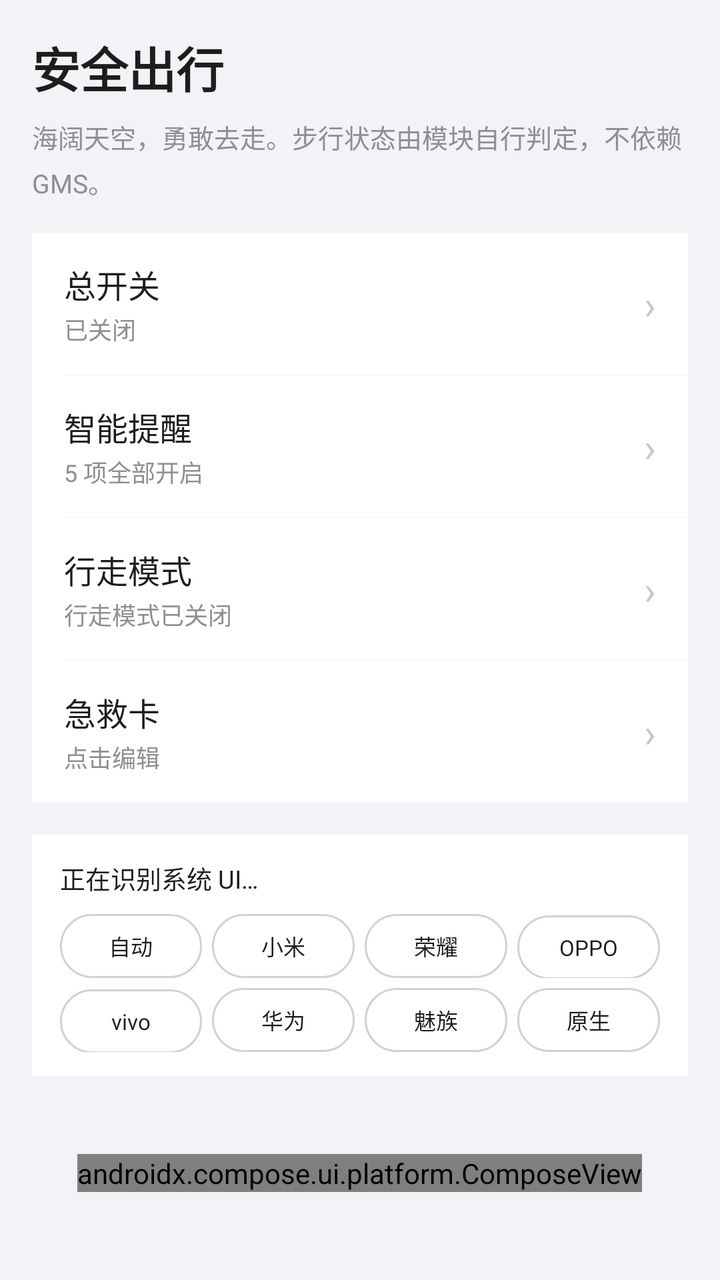
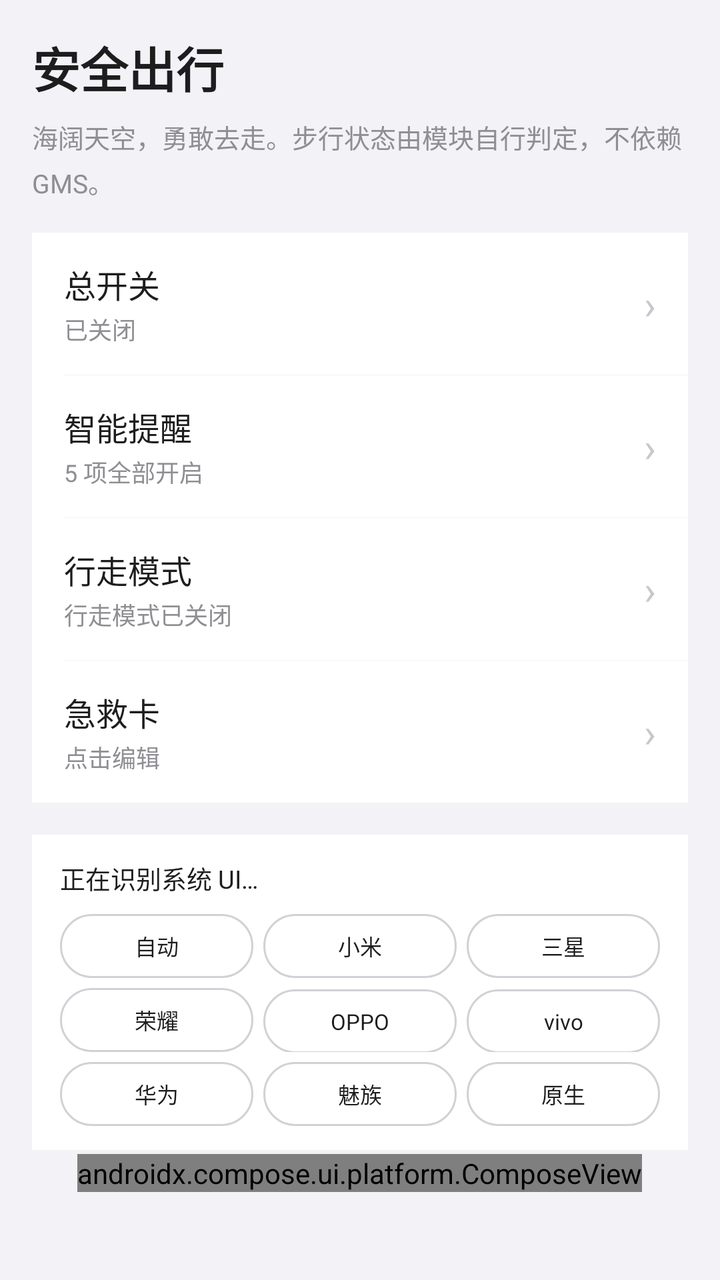

Two renders of the same Android screen: before a commit and after it. Below are the layout's source before the change and the commit's diff.
<!-- AndroidManifest.xml: activity theme Theme.Safewalk -->
<!-- res/layout/activity_main.xml -->
<?xml version="1.0" encoding="utf-8"?>
<FrameLayout xmlns:android="http://schemas.android.com/apk/res/android"
    xmlns:app="http://schemas.android.com/apk/res-auto"
    android:layout_width="match_parent"
    android:layout_height="match_parent"
    android:background="@color/bg"
    android:fitsSystemWindows="true">

    <FrameLayout
        android:id="@+id/content_frame"
        android:layout_width="match_parent"
        android:layout_height="match_parent">

        
        <ScrollView
            android:id="@+id/page_settings"
            android:layout_width="match_parent"
            android:layout_height="match_parent"
            android:fillViewport="true"
            android:padding="16dp"
            android:paddingTop="40dp"
            android:paddingBottom="110dp">

            <LinearLayout
                android:layout_width="match_parent"
                android:layout_height="wrap_content"
                android:orientation="vertical">

                <TextView
                    android:layout_width="wrap_content"
                    android:layout_height="wrap_content"
                    android:text="安全出行"
                    android:textColor="@color/text_primary"
                    android:textSize="24sp"
                    android:textStyle="bold" />

                <TextView
                    android:layout_width="match_parent"
                    android:layout_height="wrap_content"
                    android:layout_marginTop="8dp"
                    android:text="海阔天空，勇敢去走。步行状态由模块自行判定，不依赖 GMS。"
                    android:lineSpacingExtra="4dp"
                    android:textColor="@color/text_hint"
                    android:textSize="13sp" />

                
                <LinearLayout
                    android:layout_width="match_parent"
                    android:layout_height="wrap_content"
                    android:layout_marginTop="16dp"
                    android:background="@color/card_bg"
                    android:orientation="vertical">

                    <LinearLayout
                        android:id="@+id/tile_enable"
                        android:layout_width="match_parent"
                        android:layout_height="wrap_content"
                        android:background="?android:attr/selectableItemBackground"
                        android:clickable="true"
                        android:focusable="true"
                        android:gravity="center_vertical"
                        android:orientation="horizontal"
                        android:paddingHorizontal="16dp"
                        android:paddingVertical="14dp">

                        <LinearLayout
                            android:layout_width="0dp"
                            android:layout_height="wrap_content"
                            android:layout_weight="1"
                            android:orientation="vertical">

                            <TextView
                                android:layout_width="wrap_content"
                                android:layout_height="wrap_content"
                                android:text="总开关"
                                android:textColor="@color/text_primary"
                                android:textSize="16sp" />

                            <TextView
                                android:id="@+id/tile_enable_status"
                                android:layout_width="match_parent"
                                android:layout_height="wrap_content"
                                android:layout_marginTop="2dp"
                                android:text="已关闭"
                                android:textColor="@color/text_hint"
                                android:textSize="12sp" />
                        </LinearLayout>

                        <TextView
                            android:layout_width="wrap_content"
                            android:layout_height="wrap_content"
                            android:text="›"
                            android:textColor="@color/chevron"
                            android:textSize="20sp" />
                    </LinearLayout>

                    <View
                        android:layout_width="match_parent"
                        android:layout_height="1px"
                        android:layout_marginLeft="16dp"
                        android:background="@color/bg" />

                    <LinearLayout
                        android:id="@+id/tile_smart"
                        android:layout_width="match_parent"
                        android:layout_height="wrap_content"
                        android:background="?android:attr/selectableItemBackground"
                        android:clickable="true"
                        android:focusable="true"
                        android:gravity="center_vertical"
                        android:orientation="horizontal"
                        android:paddingHorizontal="16dp"
                        android:paddingVertical="14dp">

                        <LinearLayout
                            android:layout_width="0dp"
                            android:layout_height="wrap_content"
                            android:layout_weight="1"
                            android:orientation="vertical">

                            <TextView
                                android:layout_width="wrap_content"
                                android:layout_height="wrap_content"
                                android:text="智能提醒"
                                android:textColor="@color/text_primary"
                                android:textSize="16sp" />

                            <TextView
                                android:id="@+id/tile_smart_status"
                                android:layout_width="match_parent"
                                android:layout_height="wrap_content"
                                android:layout_marginTop="2dp"
                                android:text="5 项全部开启"
                                android:textColor="@color/text_hint"
                                android:textSize="12sp" />
                        </LinearLayout>

                        <TextView
                            android:layout_width="wrap_content"
                            android:layout_height="wrap_content"
                            android:text="›"
                            android:textColor="@color/chevron"
                            android:textSize="20sp" />
                    </LinearLayout>

                    <View
                        android:layout_width="match_parent"
                        android:layout_height="1px"
                        android:layout_marginLeft="16dp"
                        android:background="@color/bg" />

                    <LinearLayout
                        android:id="@+id/tile_walk"
                        android:layout_width="match_parent"
                        android:layout_height="wrap_content"
                        android:background="?android:attr/selectableItemBackground"
                        android:clickable="true"
                        android:focusable="true"
                        android:gravity="center_vertical"
                        android:orientation="horizontal"
                        android:paddingHorizontal="16dp"
                        android:paddingVertical="14dp">

                        <LinearLayout
                            android:layout_width="0dp"
                            android:layout_height="wrap_content"
                            android:layout_weight="1"
                            android:orientation="vertical">

                            <TextView
                                android:layout_width="wrap_content"
                                android:layout_height="wrap_content"
                                android:text="行走模式"
                                android:textColor="@color/text_primary"
                                android:textSize="16sp" />

                            <TextView
                                android:id="@+id/tile_walk_status"
                                android:layout_width="match_parent"
                                android:layout_height="wrap_content"
                                android:layout_marginTop="2dp"
                                android:text="行走模式已关闭"
                                android:textColor="@color/text_hint"
                                android:textSize="12sp" />
                        </LinearLayout>

                        <TextView
                            android:layout_width="wrap_content"
                            android:layout_height="wrap_content"
                            android:text="›"
                            android:textColor="@color/chevron"
                            android:textSize="20sp" />
                    </LinearLayout>

                    <View
                        android:layout_width="match_parent"
                        android:layout_height="1px"
                        android:layout_marginLeft="16dp"
                        android:background="@color/bg" />

                    <LinearLayout
                        android:id="@+id/tile_emergency"
                        android:layout_width="match_parent"
                        android:layout_height="wrap_content"
                        android:background="?android:attr/selectableItemBackground"
                        android:clickable="true"
                        android:focusable="true"
                        android:gravity="center_vertical"
                        android:orientation="horizontal"
                        android:paddingHorizontal="16dp"
                        android:paddingVertical="14dp">

                        <LinearLayout
                            android:layout_width="0dp"
                            android:layout_height="wrap_content"
                            android:layout_weight="1"
                            android:orientation="vertical">

                            <TextView
                                android:layout_width="wrap_content"
                                android:layout_height="wrap_content"
                                android:text="急救卡"
                                android:textColor="@color/text_primary"
                                android:textSize="16sp" />

                            <TextView
                                android:id="@+id/tile_emergency_status"
                                android:layout_width="match_parent"
                                android:layout_height="wrap_content"
                                android:layout_marginTop="2dp"
                                android:text="点击编辑"
                                android:textColor="@color/text_hint"
                                android:textSize="12sp" />
                        </LinearLayout>

                        <TextView
                            android:layout_width="wrap_content"
                            android:layout_height="wrap_content"
                            android:text="›"
                            android:textColor="@color/chevron"
                            android:textSize="20sp" />
                    </LinearLayout>

                </LinearLayout>

                
                <LinearLayout
                    android:layout_width="match_parent"
                    android:layout_height="wrap_content"
                    android:layout_marginTop="16dp"
                    android:background="@color/card_bg"
                    android:orientation="vertical"
                    android:paddingLeft="14dp"
                    android:paddingRight="14dp"
                    android:paddingTop="12dp"
                    android:paddingBottom="12dp">

                    <TextView
                        android:id="@+id/tv_rom_caption"
                        android:layout_width="match_parent"
                        android:layout_height="wrap_content"
                        android:maxLines="1"
                        android:ellipsize="end"
                        android:text="正在识别系统 UI…"
                        android:textColor="@color/text_primary"
                        android:textSize="12.5sp" />

                    
                    <LinearLayout
                        android:layout_width="match_parent"
                        android:layout_height="wrap_content"
                        android:layout_marginTop="9dp"
                        android:orientation="horizontal">

                        <TextView
                            android:id="@+id/chip_rom_auto"
                            style="@style/RomChip"
                            android:text="自动" />

                        <TextView
                            android:id="@+id/chip_rom_hyperos"
                            style="@style/RomChip"
                            android:layout_marginStart="5dp"
                            android:text="小米" />

                        <TextView
                            android:id="@+id/chip_rom_magicos"
                            style="@style/RomChip"
                            android:layout_marginStart="5dp"
                            android:text="荣耀" />

                        <TextView
                            android:id="@+id/chip_rom_coloros"
                            style="@style/RomChip"
                            android:layout_marginStart="5dp"
                            android:text="OPPO" />
                    </LinearLayout>

                    <LinearLayout
                        android:layout_width="match_parent"
                        android:layout_height="wrap_content"
                        android:layout_marginTop="5dp"
                        android:orientation="horizontal">

                        <TextView
                            android:id="@+id/chip_rom_originos"
                            style="@style/RomChip"
                            android:text="vivo" />

                        <TextView
                            android:id="@+id/chip_rom_harmonyos"
                            style="@style/RomChip"
                            android:layout_marginStart="5dp"
                            android:text="华为" />

                        <TextView
                            android:id="@+id/chip_rom_flyme"
                            style="@style/RomChip"
                            android:layout_marginStart="5dp"
                            android:text="魅族" />

                        <TextView
                            android:id="@+id/chip_rom_aosp"
                            style="@style/RomChip"
                            android:layout_marginStart="5dp"
                            android:text="原生" />
                    </LinearLayout>
                </LinearLayout>

            </LinearLayout>
        </ScrollView>

        
        <ScrollView
            android:id="@+id/page_about"
            android:layout_width="match_parent"
            android:layout_height="match_parent"
            android:background="@color/bg"
            android:fillViewport="true"
            android:padding="16dp"
            android:paddingTop="40dp"
            android:paddingBottom="110dp"
            android:visibility="gone">

            <LinearLayout
                android:layout_width="match_parent"
                android:layout_height="wrap_content"
                android:orientation="vertical">

                <TextView
                    android:id="@+id/tv_about_title"
                    android:layout_width="wrap_content"
                    android:layout_height="wrap_content"
                    android:text="关于"
                    android:textColor="@color/text_primary"
                    android:textSize="24sp"
                    android:textStyle="bold" />

                <TextView
                    android:id="@+id/tv_about_subtitle"
                    android:layout_width="match_parent"
                    android:layout_height="wrap_content"
                    android:layout_marginTop="8dp"
                    android:text="安全出行 · LSPosed 模块"
                    android:textColor="@color/text_hint"
                    android:textSize="13sp" />

                <TextView
                    android:layout_width="match_parent"
                    android:layout_height="wrap_content"
                    android:layout_marginTop="4dp"
                    android:lineSpacingExtra="4dp"
                    android:text="多少次 迎着冷眼与嘲笑，从没有放弃过心中的理想"
                    android:textColor="@color/text_hint"
                    android:textSize="13sp"
                    android:textStyle="italic" />

                
                <LinearLayout
                    android:layout_width="match_parent"
                    android:layout_height="wrap_content"
                    android:layout_marginTop="16dp"
                    android:background="@color/card_bg"
                    android:orientation="vertical">

                    <LinearLayout
                        android:id="@+id/btn_permissions"
                        style="@style/RowStyle">

                        <TextView
                            style="@style/RowTitle"
                            android:layout_width="0dp"
                            android:layout_weight="1"
                            android:text="权限与无障碍" />

                        <TextView
                            style="@style/RowChevron" />
                    </LinearLayout>

                    <View style="@style/RowDivider" />

                    <LinearLayout
                        android:id="@+id/btn_github"
                        style="@style/RowStyle">

                        <TextView
                            style="@style/RowTitle"
                            android:layout_width="0dp"
                            android:layout_weight="1"
                            android:text="项目地址" />

                        <TextView
                            style="@style/RowChevron" />
                    </LinearLayout>

                    <View style="@style/RowDivider" />

                    <LinearLayout
                        android:id="@+id/btn_credits"
                        style="@style/RowStyle">

                        <TextView
                            style="@style/RowTitle"
                            android:layout_width="0dp"
                            android:layout_weight="1"
                            android:text="致敬名单" />

                        <TextView
                            style="@style/RowChevron" />
                    </LinearLayout>

                    <View style="@style/RowDivider" />

                    <LinearLayout
                        android:id="@+id/btn_thanks"
                        style="@style/RowStyle">

                        <TextView
                            style="@style/RowTitle"
                            android:layout_width="0dp"
                            android:layout_weight="1"
                            android:text="感谢名单" />

                        <TextView
                            style="@style/RowChevron" />
                    </LinearLayout>

                    <View style="@style/RowDivider" />

                    <LinearLayout
                        android:id="@+id/btn_donate"
                        style="@style/RowStyle">

                        <TextView
                            style="@style/RowTitle"
                            android:layout_width="0dp"
                            android:layout_weight="1"
                            android:text="支持捐赠" />

                        <TextView
                            style="@style/RowChevron" />
                    </LinearLayout>

                </LinearLayout>

                
                <LinearLayout
                    android:id="@+id/btn_toggle_log"
                    style="@style/RowStyle"
                    android:layout_marginTop="16dp"
                    android:background="@color/card_bg">

                    <TextView
                        android:id="@+id/tv_toggle_log"
                        style="@style/RowTitle"
                        android:layout_weight="1"
                        android:text="诊断日志：开" />

                    <TextView
                        style="@style/RowChevron" />
                </LinearLayout>

                
                <LinearLayout
                    android:id="@+id/btn_lab"
                    style="@style/RowStyle"
                    android:layout_marginTop="16dp"
                    android:background="@color/card_bg">

                    <TextView
                        style="@style/RowTitle"
                        android:layout_weight="1"
                        android:text="功能实验区"
                        android:textColor="@color/accent_warn" />

                    <TextView
                        style="@style/RowHint"
                        android:text="长按进入" />
                </LinearLayout>

            </LinearLayout>
        </ScrollView>

    </FrameLayout>

    
    <LinearLayout
        android:layout_width="wrap_content"
        android:layout_height="wrap_content"
        android:layout_gravity="bottom|center_horizontal"
        android:layout_marginBottom="44dp"
        android:gravity="center"
        android:orientation="horizontal">

        <androidx.compose.ui.platform.ComposeView
            android:id="@+id/compose_nav"
            android:layout_width="wrap_content"
            android:layout_height="wrap_content" />

    </LinearLayout>

</FrameLayout>
<!-- resources referenced by this layout -->
<resources>
  <color name="accent_warn">#FF9500</color>
  <color name="bg">#F2F2F7</color>
  <color name="card_bg">#FFFFFF</color>
  <color name="chevron">#C7C7CC</color>
  <color name="text_hint">#8E8E93</color>
  <color name="text_primary">#1D1D1D</color>
  <style name="RomChip">
          <item name="android:layout_width">0dp</item>
          <item name="android:layout_height">32dp</item>
          <item name="android:layout_weight">1</item>
          <item name="android:background">@drawable/bg_choice_chip</item>
          <item name="android:gravity">center</item>
          <item name="android:maxLines">1</item>
          <item name="android:paddingLeft">0dp</item>
          <item name="android:paddingRight">0dp</item>
          <item name="android:textColor">@color/text_primary</item>
          <item name="android:autoSizeTextType">uniform</item>
          <item name="android:autoSizeMaxTextSize">11sp</item>
          <item name="android:autoSizeMinTextSize">7sp</item>
          <item name="android:autoSizeStepGranularity">0.5sp</item>
      </style>
  <style name="RowChevron">
          <item name="android:layout_width">wrap_content</item>
          <item name="android:layout_height">wrap_content</item>
          <item name="android:text">›</item>
          <item name="android:textColor">@color/chevron</item>
          <item name="android:textSize">20sp</item>
      </style>
  <style name="RowDivider">
          <item name="android:layout_width">match_parent</item>
          <item name="android:layout_height">1px</item>
          <item name="android:layout_marginLeft">16dp</item>
          <item name="android:background">@color/divider</item>
      </style>
  <style name="RowHint">
          <item name="android:layout_width">wrap_content</item>
          <item name="android:layout_height">wrap_content</item>
          <item name="android:textColor">@color/text_hint</item>
          <item name="android:textSize">13sp</item>
      </style>
  <style name="RowStyle">
          <item name="android:layout_width">match_parent</item>
          <item name="android:layout_height">wrap_content</item>
          <item name="android:orientation">horizontal</item>
          <item name="android:gravity">center_vertical</item>
          <item name="android:paddingLeft">16dp</item>
          <item name="android:paddingRight">16dp</item>
          <item name="android:paddingTop">14dp</item>
          <item name="android:paddingBottom">14dp</item>
          <item name="android:background">?android:attr/selectableItemBackground</item>
          <item name="android:clickable">true</item>
          <item name="android:focusable">true</item>
      </style>
  <style name="RowTitle">
          <item name="android:layout_width">wrap_content</item>
          <item name="android:layout_height">wrap_content</item>
          <item name="android:textColor">@color/text_primary</item>
          <item name="android:textSize">16sp</item>
      </style>
  <!-- drawable bg_choice_chip (drawable) -->
  <?xml version="1.0" encoding="utf-8"?>
  <shape xmlns:android="http://schemas.android.com/apk/res/android"
      android:shape="rectangle">
      <solid android:color="@android:color/transparent" />
      <stroke
          android:width="1dp"
          android:color="@color/chip_stroke" />
      <corners android:radius="18dp" />
  </shape>
  <color name="divider">#E5E5EA</color>
  <color name="primary">#007AFF</color>
  <color name="chip_stroke">#D1D1D6</color>
  <!-- unchanged entries left out for length: 1 -->
</resources>

<!-- the commit's change to res/layout/activity_main.xml (unified diff, before → after) -->
@@ -284,9 +284,21 @@
                             android:text="小米" />
 
                         <TextView
+                            android:id="@+id/chip_rom_oneui"
+                            style="@style/RomChip"
+                            android:layout_marginStart="5dp"
+                            android:text="三星" />
+                    </LinearLayout>
+
+                    <LinearLayout
+                        android:layout_width="match_parent"
+                        android:layout_height="wrap_content"
+                        android:layout_marginTop="5dp"
+                        android:orientation="horizontal">
+
+                        <TextView
                             android:id="@+id/chip_rom_magicos"
                             style="@style/RomChip"
-                            android:layout_marginStart="5dp"
                             android:text="荣耀" />
 
                         <TextView
@@ -294,6 +306,12 @@
                             style="@style/RomChip"
                             android:layout_marginStart="5dp"
                             android:text="OPPO" />
+
+                        <TextView
+                            android:id="@+id/chip_rom_originos"
+                            style="@style/RomChip"
+                            android:layout_marginStart="5dp"
+                            android:text="vivo" />
                     </LinearLayout>
 
                     <LinearLayout
@@ -303,14 +321,8 @@
                         android:orientation="horizontal">
 
                         <TextView
-                            android:id="@+id/chip_rom_originos"
-                            style="@style/RomChip"
-                            android:text="vivo" />
-
-                        <TextView
                             android:id="@+id/chip_rom_harmonyos"
                             style="@style/RomChip"
-                            android:layout_marginStart="5dp"
                             android:text="华为" />
 
                         <TextView
@@ -415,6 +427,23 @@
 
                     <View style="@style/RowDivider" />
 
+                    
+                    <LinearLayout
+                        android:id="@+id/btn_feedback"
+                        style="@style/RowStyle">
+
+                        <TextView
+                            style="@style/RowTitle"
+                            android:layout_width="0dp"
+                            android:layout_weight="1"
+                            android:text="功能建议" />
+
+                        <TextView
+                            style="@style/RowChevron" />
+                    </LinearLayout>
+
+                    <View style="@style/RowDivider" />
+
                     <LinearLayout
                         android:id="@+id/btn_credits"
                         style="@style/RowStyle">
